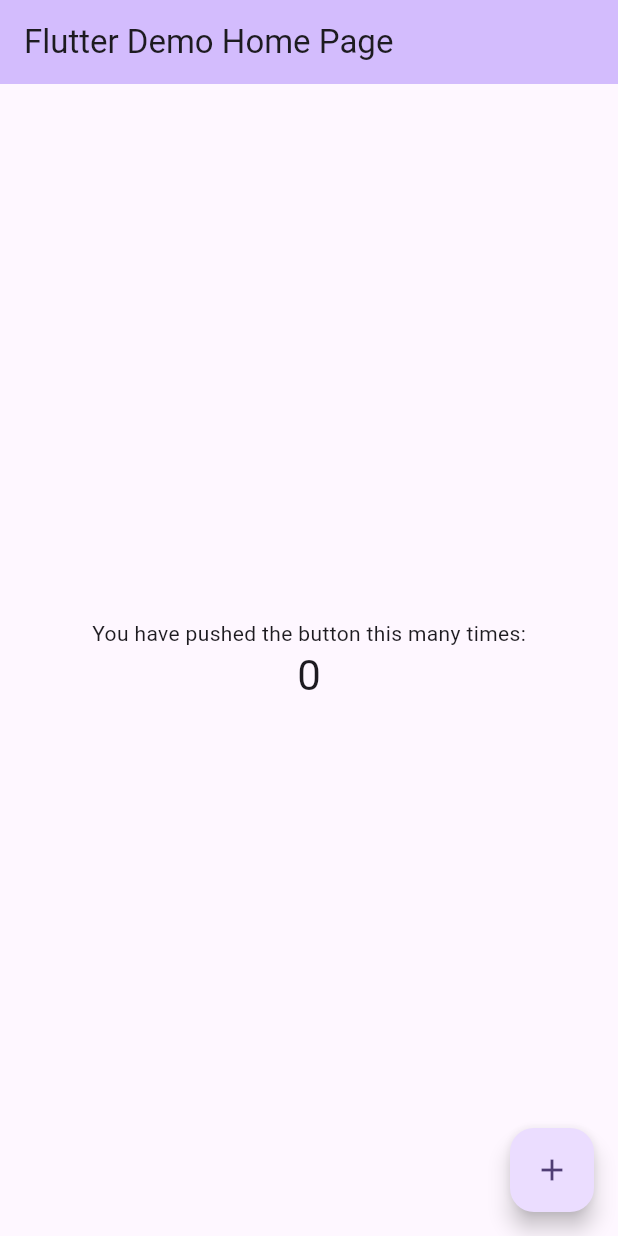
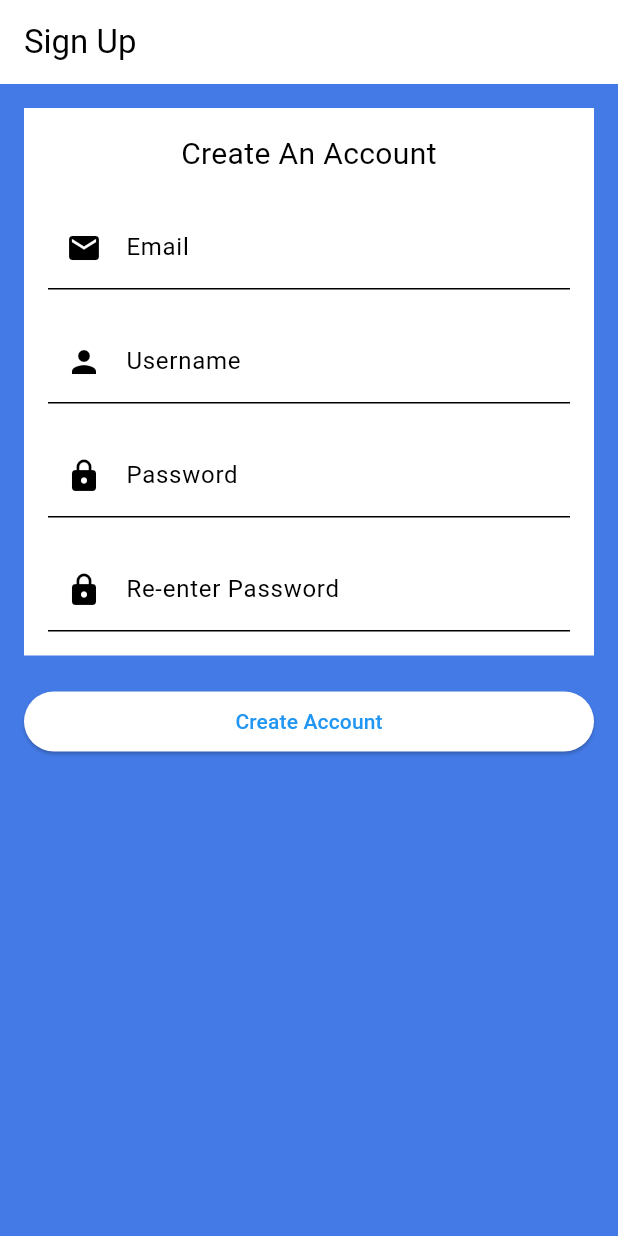
Before and after one commit to trungtran1234/Venue, a Flutter app: the screen it shows after launch, on a phone screen of 412 x 824 dp. Run offline on Flutter 3.47's test engine with Material 3 defaults, Android fonts, the phone set to English and light mode, and no system bars.

Commit message:
signup ui design

```diff
--- a/lib/main.dart
+++ b/lib/main.dart
@@ -1,37 +1,25 @@
 import 'package:flutter/material.dart';
+import 'signup.dart';
 
 void main() {
   runApp(const MyApp());
 }
 
 class MyApp extends StatelessWidget {
-  const MyApp({super.key});
+  const MyApp({Key? key});
 
-  // This widget is the root of your application.
   @override
   Widget build(BuildContext context) {
     return MaterialApp(
-      title: 'Flutter Demo',
+      title: 'Venue', // Update the title to 'Venue'
       theme: ThemeData(
-        // This is the theme of your application.
-        //
-        // TRY THIS: Try running your application with "flutter run". You'll see
-        // the application has a purple toolbar. Then, without quitting the app,
-        // try changing the seedColor in the colorScheme below to Colors.green
-        // and then invoke "hot reload" (save your changes or press the "hot
-        // reload" button in a Flutter-supported IDE, or press "r" if you used
-        // the command line to start the app).
-        //
-        // Notice that the counter didn't reset back to zero; the application
-        // state is not lost during the reload. To reset the state, use hot
-        // restart instead.
-        //
-        // This works for code too, not just values: Most code changes can be
-        // tested with just a hot reload.
-        colorScheme: ColorScheme.fromSeed(seedColor: Colors.deepPurple),
+        // Set the background color to hex color 437AE5
+        scaffoldBackgroundColor: Color(0xFF437AE5),
+        // Your app's theme data
+        colorScheme: ColorScheme.fromSwatch(primarySwatch: Colors.blue),
         useMaterial3: true,
       ),
-      home: const MyHomePage(title: 'Flutter Demo Home Page'),
+      home: SignUpPage(),
     );
   }
 }
--- /dev/null
+++ b/lib/signup.dart
@@ -0,0 +1,107 @@
+import 'package:flutter/material.dart';
+
+class SignUpPage extends StatelessWidget {
+  @override
+  Widget build(BuildContext context) {
+    return Scaffold(
+      appBar: AppBar(
+        title: Text('Sign Up'),
+      ),
+      body: Padding(
+        padding: EdgeInsets.all(16.0),
+        child: Column(
+          crossAxisAlignment: CrossAxisAlignment.stretch,
+          children: [
+            Container(
+              color: Colors.white,
+              padding: EdgeInsets.all(16.0),
+              child: Column(
+                children: [
+                  Text(
+                    'Create An Account',
+                    textAlign: TextAlign.center,
+                    style: TextStyle(
+                      color: Colors.black,
+                      fontSize: 20.0,
+                    ),
+                  ),
+                  SizedBox(height: 20.0),
+                  SignUpForm(),
+                ],
+              ),
+            ),
+            SizedBox(height: 20.0),
+            ElevatedButton(
+              onPressed: () {
+                // Handle sign-up logic here
+              },
+              child: Text('Create Account'),
+            ),
+          ],
+        ),
+      ),
+    );
+  }
+}
+
+class SignUpForm extends StatefulWidget {
+  @override
+  _SignUpFormState createState() => _SignUpFormState();
+}
+
+class _SignUpFormState extends State<SignUpForm> {
+  final TextEditingController _emailController = TextEditingController();
+  final TextEditingController _usernameController = TextEditingController();
+  final TextEditingController _passwordController = TextEditingController();
+  final TextEditingController _reEnterPasswordController =
+      TextEditingController();
+
+  @override
+  Widget build(BuildContext context) {
+    return Column(
+      children: [
+        TextField(
+          controller: _emailController,
+          decoration: InputDecoration(
+            labelText: 'Email',
+            prefixIcon: Icon(Icons.email),
+            filled: true,
+            fillColor: Colors.white,
+          ),
+        ),
+        SizedBox(height: 20.0),
+        TextField(
+          controller: _usernameController,
+          decoration: InputDecoration(
+            labelText: 'Username',
+            prefixIcon: Icon(Icons.person),
+            filled: true,
+            fillColor: Colors.white,
+          ),
+        ),
+        SizedBox(height: 20.0),
+        TextField(
+          controller: _passwordController,
+          decoration: InputDecoration(
+            labelText: 'Password',
+            prefixIcon: Icon(Icons.lock),
+            filled: true,
+            fillColor: Colors.white,
+          ),
+          obscureText: true,
+        ),
+        SizedBox(height: 20.0),
+        TextField(
+          controller: _reEnterPasswordController,
+          decoration: InputDecoration(
+            labelText: 'Re-enter Password',
+            prefixIcon: Icon(Icons.lock),
+            filled: true,
+            fillColor: Colors.white,
+          ),
+          obscureText: true,
+        ),
+      ],
+    );
+  }
+}
```
